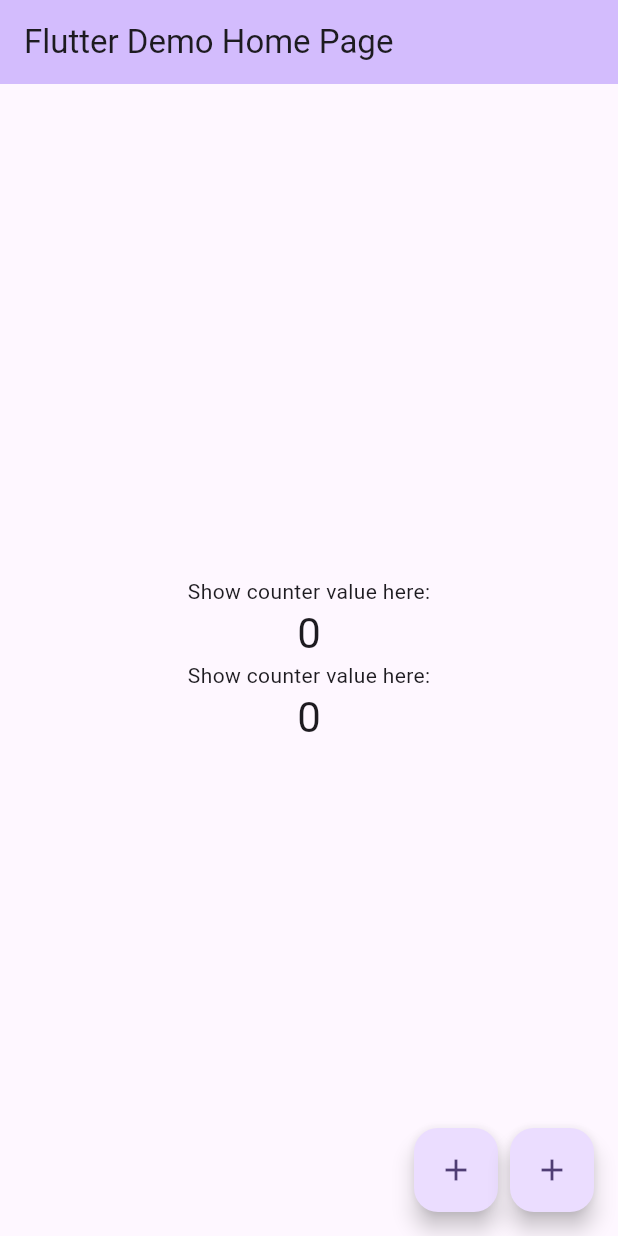
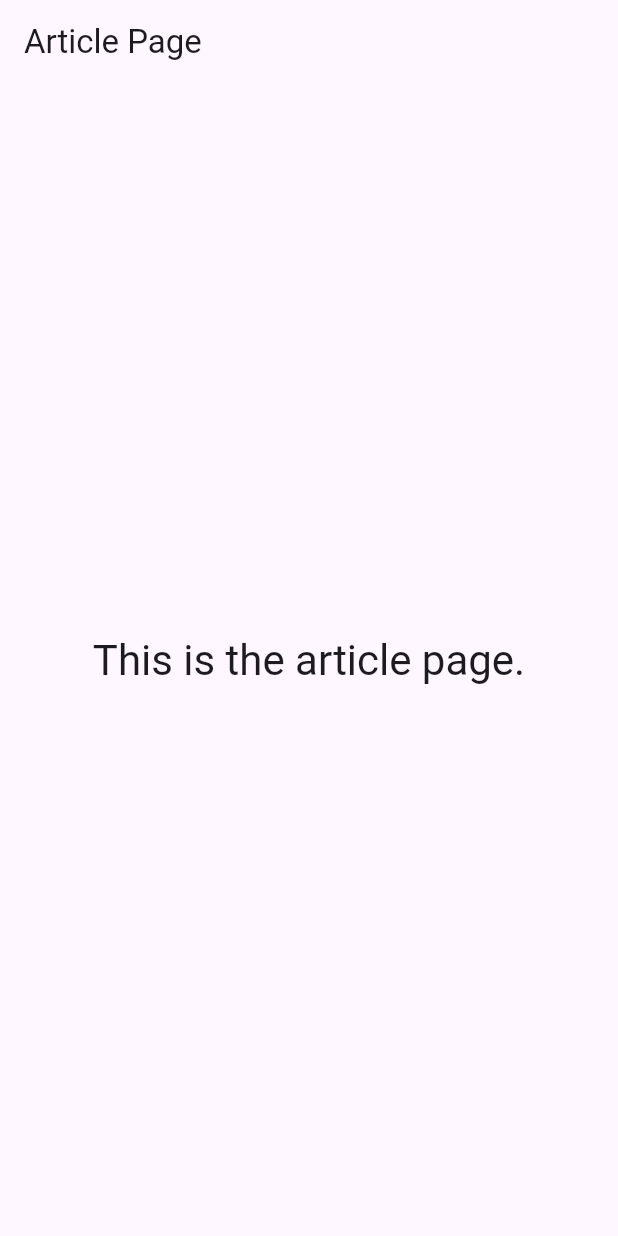
Before and after one commit to nixuiui/flutter_batch_8, a Flutter app: the screen it shows after launch, on a phone screen of 412 x 824 dp. Run offline on Flutter 3.47's test engine with Material 3 defaults, Android fonts, the phone set to English and light mode, and no system bars.

Commit message:
Replace MyHomePage with ArticlePage in main.dart and add ArticlePage implementation

```diff
--- a/lib/main.dart
+++ b/lib/main.dart
@@ -1,6 +1,6 @@
 import 'package:flutter/material.dart';
 
-import 'pages/my_home_page.dart';
+import 'pages/article_page.dart';
 
 void main() {
   runApp(const MyApp());
@@ -16,7 +16,7 @@
       theme: ThemeData(
         colorScheme: ColorScheme.fromSeed(seedColor: Colors.deepPurple),
       ),
-      home: const MyHomePage(title: 'Flutter Demo Home Page'),
+      home: const ArticlePage(),
     );
   }
 }
--- a/lib/pages/article_page.dart
+++ b/lib/pages/article_page.dart
@@ -0,0 +1,25 @@
+import 'package:flutter/material.dart';
+
+class ArticlePage extends StatefulWidget {
+  const ArticlePage({super.key});
+
+  @override
+  State<ArticlePage> createState() => _ArticlePageState();
+}
+
+class _ArticlePageState extends State<ArticlePage> {
+  @override
+  Widget build(BuildContext context) {
+    return Scaffold(
+      appBar: AppBar(
+        title: const Text('Article Page'),
+      ),
+      body: Center(
+        child: Text(
+          'This is the article page.',
+          style: Theme.of(context).textTheme.headlineMedium,
+        ),
+      ),
+    );
+  }
+}
```
